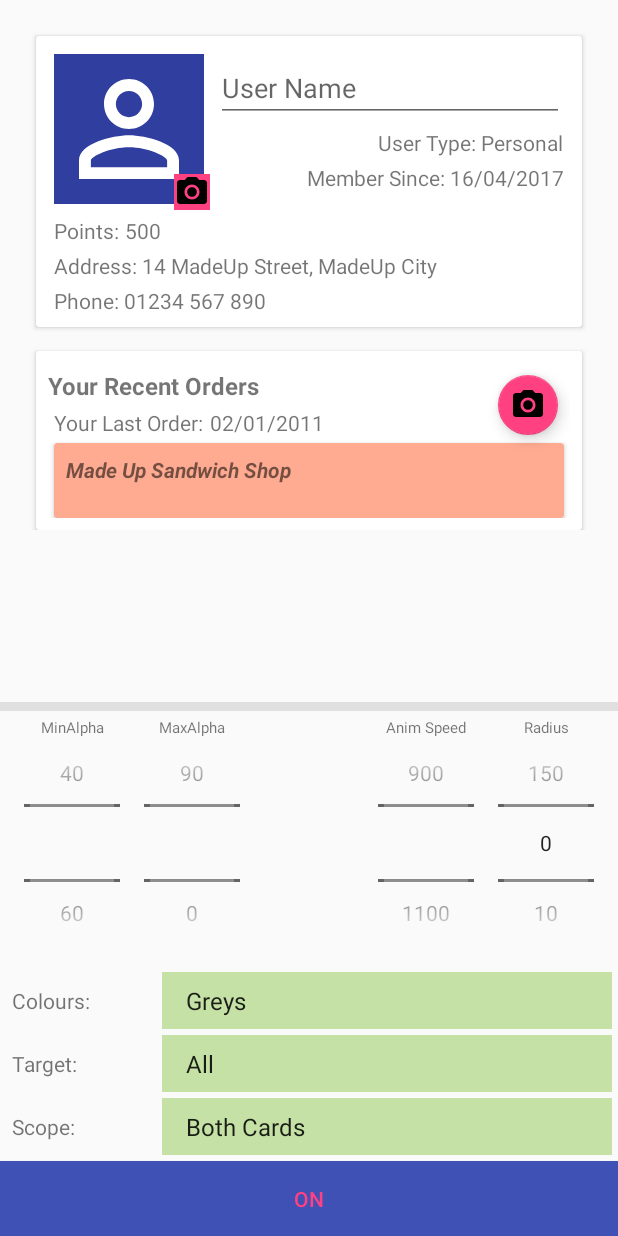
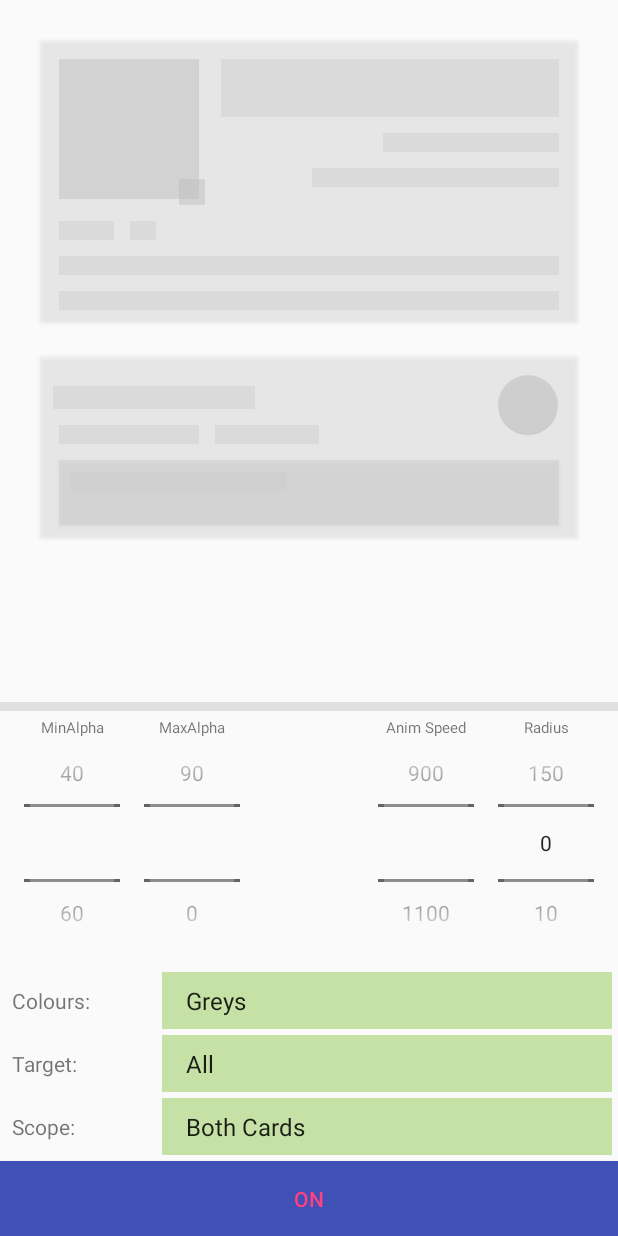
Before and after one commit to Flinted/DYOR, an Android app: the screen it shows after launch (DeckActivity), after a tap on "OFF", on a phone screen of 412 x 824 dp. Run offline under Robolectric (Android 15) with nearby library versions, the phone set to English and light mode, and no system bars; our stand-ins replace Dagger/Hilt's generated code, data binding; libraries missing offline, so code that uses them is left out: com.jakewharton.threetenabp; 1 statement that could not run was skipped.

Commit message:
Add Concept of Shrinkage to Doppel

```diff
--- a/app/src/main/java/makes/flint/dyor/deck/ui/DeckActivity.kt
+++ b/app/src/main/java/makes/flint/dyor/deck/ui/DeckActivity.kt
@@ -124,10 +124,9 @@ class DeckActivity : BaseActivity() {
         binding.maxAlpha.value = 10
     }
 
-
     private fun createDoppelInstanceForSettings() {
         val configuration = makeDoppelConfiguration()
-        doppel = Doppel(this, configuration, *doppelSettings.scope)
+        doppel = Doppel(configuration, *doppelSettings.scope)
         doppel?.excludeViewsById(R.id.toggle_button)
     }
 
@@ -137,6 +136,7 @@ class DeckActivity : BaseActivity() {
         colorDrawablesProvider.setMinAlpha(doppelSettings.minAlpha)
         colorDrawablesProvider.setMaxAlpha(doppelSettings.maxAlpha)
         colorDrawablesProvider.setCornerRadius(doppelSettings.radius)
+        colorDrawablesProvider.setShrinkage(5)
         val configurationBuilder = DoppelConfigurationBuilder(this)
                 .withBackgroundProvider(colorDrawablesProvider)
         when {
--- a/app/src/main/res/layout/activity_deck.xml
+++ b/app/src/main/res/layout/activity_deck.xml
@@ -154,7 +154,7 @@
                         android:id="@+id/recent_orders"
                         android:layout_width="wrap_content"
                         android:layout_height="wrap_content"
-                        android:layout_margin="4dp"
+                        android:layout_margin="12dp"
                         android:text="Your Recent Orders"
                         android:textSize="16sp"
                         android:textStyle="bold"
@@ -165,6 +165,7 @@
                         android:layout_width="wrap_content"
                         android:layout_height="wrap_content"
                         android:layout_margin="4dp"
+                        android:layout_marginEnd="0dp"
                         android:text="Your Last Order:"
                         app:layout_constraintStart_toStartOf="parent"
                         app:layout_constraintTop_toBottomOf="@id/recent_orders" />
@@ -174,6 +175,7 @@
                         android:layout_width="wrap_content"
                         android:layout_height="wrap_content"
                         android:layout_margin="4dp"
+                        android:layout_marginStart="0dp"
                         android:text="02/01/2011"
                         app:layout_constraintStart_toEndOf="@id/last_order"
                         app:layout_constraintTop_toBottomOf="@id/recent_orders" />
@@ -200,8 +202,8 @@
                             android:layout_width="wrap_content"
                             android:layout_height="wrap_content"
                             android:layout_margin="8dp"
-                            android:textStyle="bold|italic"
-                            android:text="Made Up Sandwich Shop" />
+                            android:text="Made Up Sandwich Shop"
+                            android:textStyle="bold|italic" />
 
                     </android.support.v7.widget.CardView>
                 </android.support.constraint.ConstraintLayout>
@@ -213,7 +215,7 @@
             android:layout_height="6dp"
             android:layout_marginBottom="4dp"
             android:background="@color/gray5_doppel"
-            app:layout_constraintBottom_toTopOf="@id/controls"/>
+            app:layout_constraintBottom_toTopOf="@id/controls" />
 
         <android.support.constraint.ConstraintLayout
             android:id="@+id/controls"
--- a/doppel/src/main/java/makes/flint/doppel/Doppel.kt
+++ b/doppel/src/main/java/makes/flint/doppel/Doppel.kt
@@ -1,6 +1,5 @@
 package makes.flint.doppel
 
-import android.content.Context
 import android.util.TypedValue
 import android.view.View
 import android.view.ViewGroup
@@ -8,20 +7,18 @@ import makes.flint.doppel.doppelState.state.ViewState
 import makes.flint.doppel.doppelState.state.ViewStateFactory
 import makes.flint.doppel.doppelState.state.overridedimensions.DoppelOverride
 import makes.flint.doppel.doppelbuilder.configuration.DoppelConfigurable
-import makes.flint.doppel.doppelbuilder.configuration.DoppelConfiguration
 import java.lang.ref.WeakReference
 
 /**
  * Doppel
  */
-class Doppel(context: Context, vararg parents: View, private val configuration: DoppelConfigurable = DoppelConfiguration(context)) {
+class Doppel(private val configuration: DoppelConfigurable, vararg parents: View) {
 
     var active = false
         private set
 
     private var views: MutableMap<View, ViewState<*>> = mutableMapOf()
     private var parentViews: List<WeakReference<View>> = listOf()
-
 
     init {
         parentViews = parents.map { WeakReference(it) }
@@ -35,6 +32,9 @@ class Doppel(context: Context, vararg parents: View, private val configuration:
         active = true
         views.values.forEach { state ->
             state.doppel()
+        }
+        parentViews.forEach {
+            it.get()?.parent?.recomputeViewAttributes(it.get()!!)
         }
     }
 
--- a/doppel/src/main/java/makes/flint/doppel/backgroundproviders/DoppelColorDrawablesProvider.kt
+++ b/doppel/src/main/java/makes/flint/doppel/backgroundproviders/DoppelColorDrawablesProvider.kt
@@ -14,11 +14,12 @@ class DoppelColorDrawablesProvider(context: Context, private val colors: List<In
     private var animationSpeed = 1000L
     private var minAlpha = 0.3f
     private var maxAlpha = 1f
+    private var shrinkage = 3
     private var radius = 0f
 
     override fun getBackgroundFor(view: View, layer: Int, depth: Int): Drawable {
         val color = getColorFor(view, layer, depth)
-        return DoppelColorDrawable(color, animationSpeed, minAlpha, maxAlpha, radius)
+        return DoppelColorDrawable(color, animationSpeed, minAlpha, maxAlpha, shrinkage, radius)
     }
 
     fun setAnimationSpeed(speedMs: Long) {
@@ -45,6 +46,10 @@ class DoppelColorDrawablesProvider(context: Context, private val colors: List<In
         radius = radiusPixels
     }
 
+    fun setShrinkage(shrinkagePercent: Int) {
+        shrinkage = shrinkagePercent
+    }
+
     override fun getColorFor(view: View, layer: Int, depth: Int): Int {
         if (layer > colors.size) {
             return colors.first()
--- a/doppel/src/main/java/makes/flint/doppel/backgroundproviders/drawables/DoppelColorDrawable.kt
+++ b/doppel/src/main/java/makes/flint/doppel/backgroundproviders/drawables/DoppelColorDrawable.kt
@@ -1,6 +1,7 @@
 package makes.flint.doppel.backgroundproviders.drawables
 
 import android.graphics.drawable.GradientDrawable
+import android.graphics.drawable.LayerDrawable
 import android.view.View
 import android.view.animation.AlphaAnimation
 import android.view.animation.Animation
@@ -13,11 +14,13 @@ class DoppelColorDrawable(val color: Int,
                           private val animationSpeed: Long,
                           private val minAlpha: Float,
                           private val maxAlpha: Float,
+                          shrinkage: Int,
                           radius: Float
-) : GradientDrawable(GradientDrawable.Orientation.BOTTOM_TOP, intArrayOf(color, color)), DoppelAnimatable {
+) : LayerDrawable(arrayOf(GradientDrawable(GradientDrawable.Orientation.BOTTOM_TOP, intArrayOf(color, color)))), DoppelAnimatable {
 
     init {
-        this.cornerRadius = radius
+        (getDrawable(0) as GradientDrawable).cornerRadius = radius
+        setLayerInset(0, shrinkage, shrinkage, shrinkage, shrinkage)
     }
 
     override fun start(view: View) {
--- a/doppel/src/main/java/makes/flint/doppel/state/BaseViewState.kt
+++ b/doppel/src/main/java/makes/flint/doppel/state/BaseViewState.kt
@@ -11,26 +11,32 @@ abstract class BaseViewState<T : View>(view: T) : ViewState<T> {
 
     override var view = WeakReference(view)
     override val originallyEnabled = view.isEnabled
+    private val originalPaddingTop = view.paddingTop
+    private val originalPaddingBottom = view.paddingBottom
+    private val originalPaddingLeft = view.paddingLeft
+    private val originalPaddingRight = view.paddingRight
 
     private var overrideDimensions: OverrideDimensions? = null
 
     override fun doppel() {
         val view = view.get() ?: return
         view.isEnabled = false
-        val dimensions = overrideDimensions ?: return
         val params = view.layoutParams
-        params.height = dimensions.getOverrideStateHeight()
-        params.width = dimensions.getOverrideStateWidth()
+        overrideDimensions?.let {
+            params.height = it.getOverrideStateHeight()
+            params.width = it.getOverrideStateWidth()
+        }
         view.layoutParams = params
     }
 
     override fun restore() {
         val view = view.get() ?: return
         view.isEnabled = originallyEnabled
-        val dimensions = overrideDimensions ?: return
         val params = view.layoutParams
-        params.height = dimensions.originalHeight
-        params.width = dimensions.originalWidth
+        overrideDimensions?.let {
+            params.height = it.originalHeight
+            params.width = it.originalWidth
+        }
         view.layoutParams = params
     }
 
```
Also changed, not shown: app/src/main/java/makes/flint/dyor/deck/ui/DoppelExample.kt (+10 -7 lines), doppel/src/main/java/makes/flint/doppel/backgroundproviders/DoppelViewTypeColorProvider.kt (+9 -4 lines), doppel/src/main/java/makes/flint/doppel/state/HideViewState.kt (+8 -3 lines).
